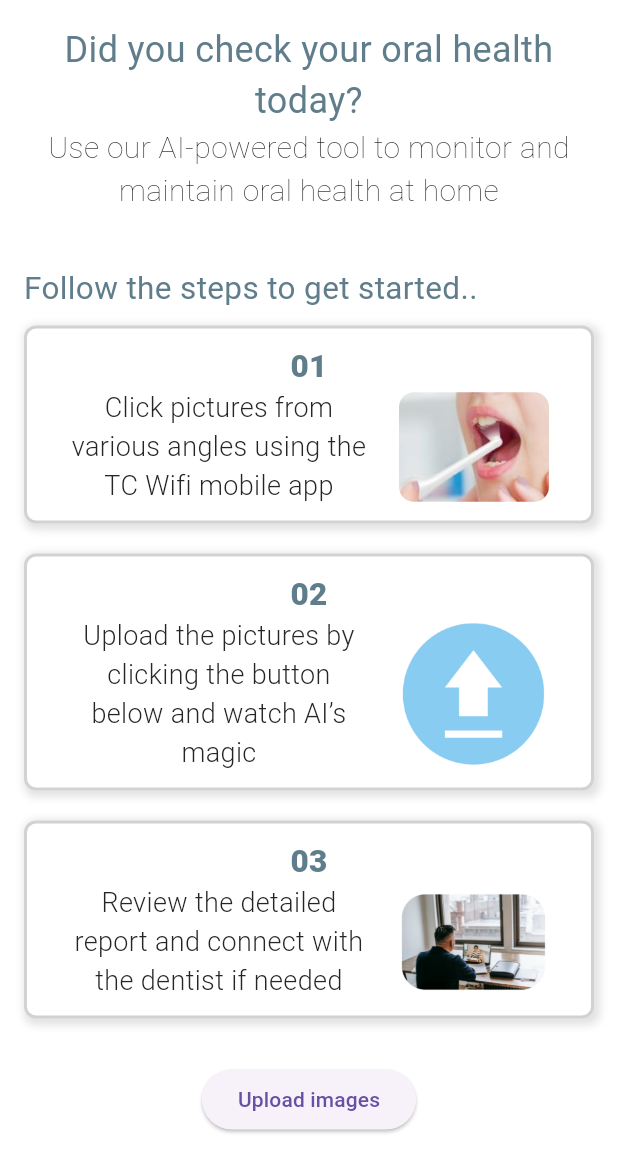
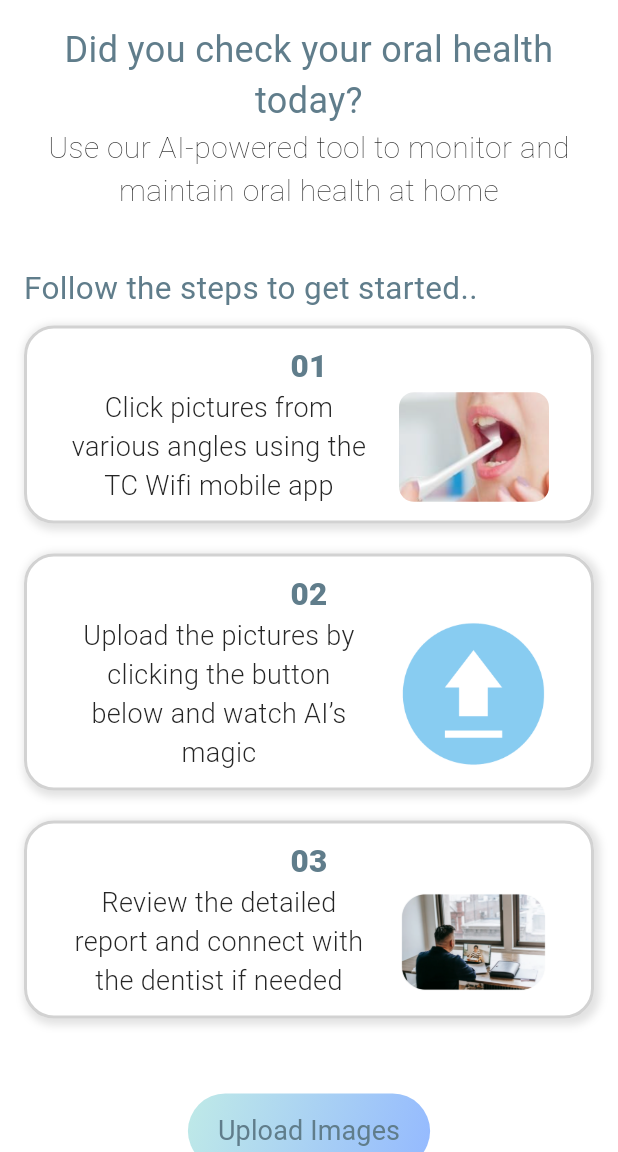
Before and after one commit to SpandanaKamkar/Smart-Oral-Health-Monitor, a Flutter app: the screen it shows after launch, on a phone screen of 412 x 824 dp, the part 84-1236 px from its top. Run offline on Flutter 3.47's test engine with Material 3 defaults, Android fonts, the phone set to English and light mode, and no system bars; our stand-ins replace image_picker.

Commit message:
Added upload images functionality

```diff
--- a/lib/main.dart
+++ b/lib/main.dart
@@ -1,11 +1,30 @@
 import 'package:flutter/material.dart';
+import 'package:image_picker/image_picker.dart';
+import 'dart:io';
 
 void main() {
   runApp(MyApp());
 }
 
-class MyApp extends StatelessWidget {
+class MyApp extends StatefulWidget {
   const MyApp({super.key});
+  @override
+  _MyAppState createState() => _MyAppState();
+}
+
+class _MyAppState extends State<MyApp> {
+  File? _selectedImage; // Variable to store selected image
+
+  Future<void> _pickImage() async {
+    final pickedFile =
+        await ImagePicker().pickImage(source: ImageSource.gallery);
+
+    if (pickedFile != null) {
+      setState(() {
+        _selectedImage = File(pickedFile.path);
+      });
+    }
+  }
 
   @override
   Widget build(BuildContext context) {
@@ -31,7 +50,7 @@ class MyApp extends StatelessWidget {
           ),
         ),
         drawer: Drawer(
-          // **Sliding Drawer Menu**
+          // Sliding Drawer Menu
           child: ListView(
             padding: EdgeInsets.zero,
             children: [
@@ -74,7 +93,7 @@ class MyApp extends StatelessWidget {
             ],
           ),
         ),
-        body: Padding(
+        body: SingleChildScrollView(
           padding: EdgeInsets.all(16.0),
           child: Column(
             crossAxisAlignment: CrossAxisAlignment.start,
@@ -117,7 +136,7 @@ class MyApp extends StatelessWidget {
                       border: Border.all(
                           color: const Color.fromARGB(119, 158, 158, 158),
                           width: 2),
-                      borderRadius: BorderRadius.circular(8),
+                      borderRadius: BorderRadius.circular(20),
                       boxShadow: [
                         BoxShadow(
                           color: Colors.grey.withOpacity(0.3),
@@ -178,7 +197,7 @@ class MyApp extends StatelessWidget {
                       border: Border.all(
                           color: const Color.fromARGB(119, 158, 158, 158),
                           width: 2),
-                      borderRadius: BorderRadius.circular(8),
+                      borderRadius: BorderRadius.circular(20),
                       boxShadow: [
                         BoxShadow(
                           color: Colors.grey.withOpacity(0.3),
@@ -239,7 +258,7 @@ class MyApp extends StatelessWidget {
                       border: Border.all(
                           color: const Color.fromARGB(119, 158, 158, 158),
                           width: 2),
-                      borderRadius: BorderRadius.circular(8),
+                      borderRadius: BorderRadius.circular(20),
                       boxShadow: [
                         BoxShadow(
                           color: Colors.grey.withOpacity(0.3),
@@ -292,11 +311,88 @@ class MyApp extends StatelessWidget {
               ),
               SizedBox(height: 20),
               Center(
-                child: ElevatedButton(
-                  onPressed: () {
-                    //Action on button press
-                  },
-                  child: Text("Upload images"),
+                child: Column(
+                  mainAxisAlignment: MainAxisAlignment.center,
+                  children: [
+                    SizedBox(height: 20),
+                    Container(
+                      decoration: BoxDecoration(
+                          gradient: LinearGradient(
+                            colors: [
+                              Color.fromARGB(255, 191, 234, 231),
+                              Color.fromARGB(255, 148, 185, 255),
+                            ],
+                            begin: Alignment.topLeft,
+                            end: Alignment.bottomRight,
+                          ),
+                          borderRadius: BorderRadius.circular(25)),
+                      child: ElevatedButton(
+                        onPressed: _pickImage,
+                        style: ElevatedButton.styleFrom(
+                          backgroundColor:
+                              Colors.transparent, // Change button color
+                          shadowColor:
+                              Colors.transparent, // Remove default shadow
+                          padding: EdgeInsets.symmetric(
+                              horizontal: 20, vertical: 12), // Button padding
+                          shape: RoundedRectangleBorder(
+                            borderRadius:
+                                BorderRadius.circular(20), // Rounded corners
+                          ),
+                        ),
+                        child: Text(
+                          "Upload Images",
+                          style: TextStyle(
+                              color: Colors.blueGrey,
+                              fontSize: 18,
+                              fontWeight: FontWeight.w400),
+                        ),
+                      ),
+                    ),
+                    SizedBox(height: 20),
+                    _selectedImage != null
+                        ? Column(
+                            children: [
+                              ClipRRect(
+                                borderRadius: BorderRadius.circular(20),
+                                child: Image.file(
+                                  _selectedImage!,
+                                  width: 250,
+                                  height: 250,
+                                  fit: BoxFit.cover,
+                                ),
+                              ),
+                              SizedBox(height: 20),
+                              ElevatedButton(
+                                onPressed: () {
+                                  // Action
+                                },
+                                style: ElevatedButton.styleFrom(
+                                  backgroundColor:
+                                      Color.fromARGB(255, 183, 223, 246),
+                                  padding: EdgeInsets.symmetric(
+                                      horizontal: 12, vertical: 8),
+                                  shape: RoundedRectangleBorder(
+                                    borderRadius: BorderRadius.circular(25),
+                                  ),
+                                ),
+                                child: Text(
+                                  "Show Analysis",
+                                  style: TextStyle(
+                                    color: Colors.blueGrey,
+                                    fontSize: 16,
+                                    fontWeight: FontWeight.w400,
+                                  ),
+                                ),
+                              ),
+                            ],
+                          )
+                        : Text(
+                            "No image uploaded",
+                            style:
+                                TextStyle(fontSize: 16, color: Colors.blueGrey),
+                          ),
+                  ],
                 ),
               ),
             ],
--- a/pubspec.yaml
+++ b/pubspec.yaml
@@ -34,6 +34,7 @@ dependencies:
   # The following adds the Cupertino Icons font to your application.
   # Use with the CupertinoIcons class for iOS style icons.
   cupertino_icons: ^1.0.8
+  image_picker: ^1.1.2
 
 dev_dependencies:
   flutter_test:
```
Also changed, not shown: pubspec.lock, 7 other files.
